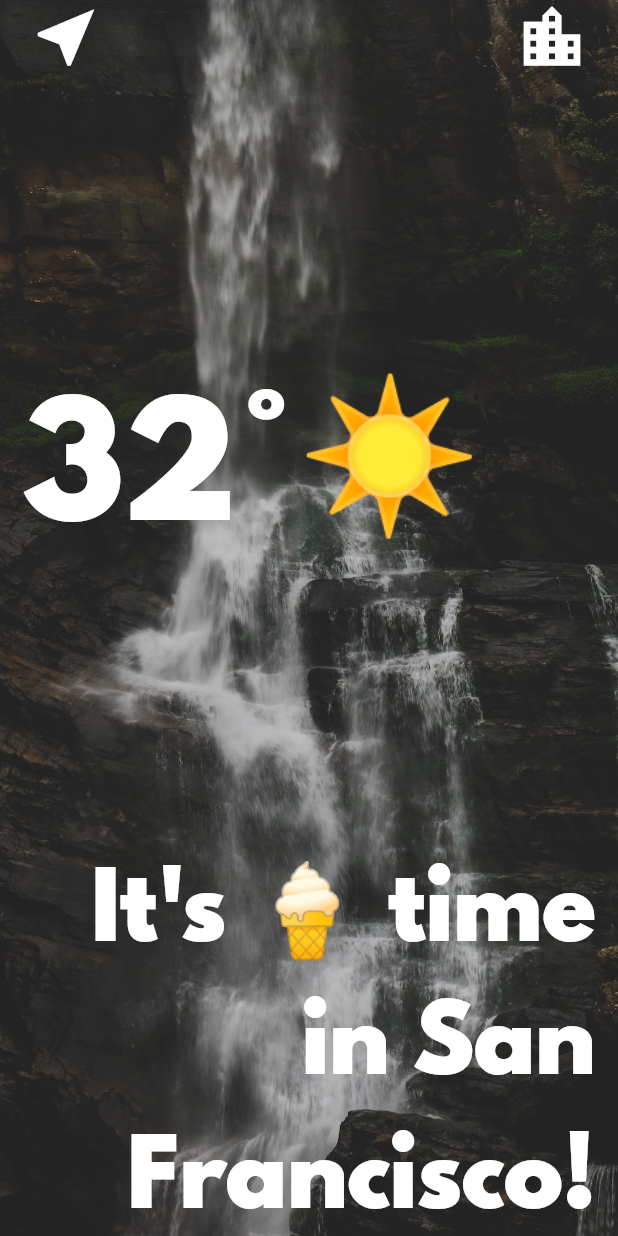
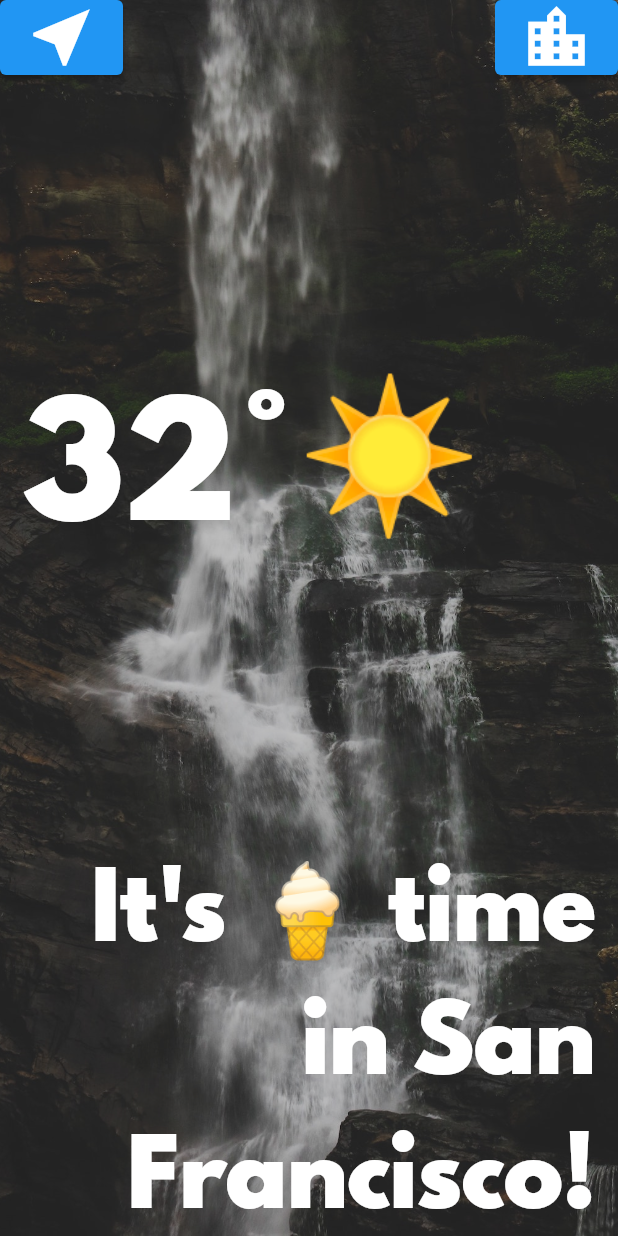
Before and after one commit to androidparanoidal/firstflutter, a Flutter app: the LocationScreen screen opened directly, on a phone screen of 412 x 824 dp. Run offline on Flutter 3.47's test engine with Material 2 defaults, Android fonts, the phone set to English and light mode, and no system bars; our stand-ins replace audioplayers, font_awesome_flutter, geolocator, rflutter_alert.

```diff
--- a/weather_app/lib/screens/city_screen.dart
+++ b/weather_app/lib/screens/city_screen.dart
@@ -23,7 +23,7 @@
             children: <Widget>[
               Align(
                 alignment: Alignment.topLeft,
-                child: FlatButton(
+                child: ElevatedButton(
                   onPressed: () {},
                   child: Icon(
                     Icons.arrow_back_ios,
@@ -35,7 +35,7 @@
                 padding: EdgeInsets.all(20.0),
                 child: null,
               ),
-              FlatButton(
+              ElevatedButton(
                 onPressed: () {},
                 child: Text(
                   'Get Weather',
--- a/weather_app/lib/screens/location_screen.dart
+++ b/weather_app/lib/screens/location_screen.dart
@@ -28,14 +28,14 @@
               Row(
                 mainAxisAlignment: MainAxisAlignment.spaceBetween,
                 children: <Widget>[
-                  FlatButton(
+                  ElevatedButton(
                     onPressed: () {},
                     child: Icon(
                       Icons.near_me,
                       size: 50.0,
                     ),
                   ),
-                  FlatButton(
+                  ElevatedButton(
                     onPressed: () {},
                     child: Icon(
                       Icons.location_city,
--- a/weather_app/pubspec.yaml
+++ b/weather_app/pubspec.yaml
@@ -11,6 +11,7 @@
     sdk: flutter
 
   cupertino_icons: ^1.0.2
+  geolocator: ^9.0.2
 
 
 dev_dependencies:
```
Also changed, not shown: weather_app/lib/screens/loading_screen.dart (+16 -2 lines), weather_app/pubspec.lock, 1 other file.
